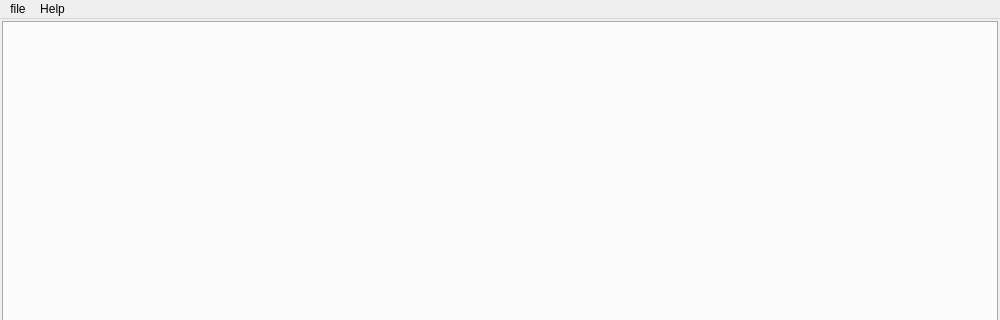
3nock/OTE, file gui/src/MainWindow.ui: the form before one commit; both pictures show x 0 to 1000 and y 0 to 320 of the 1000 by 680 pixel window.
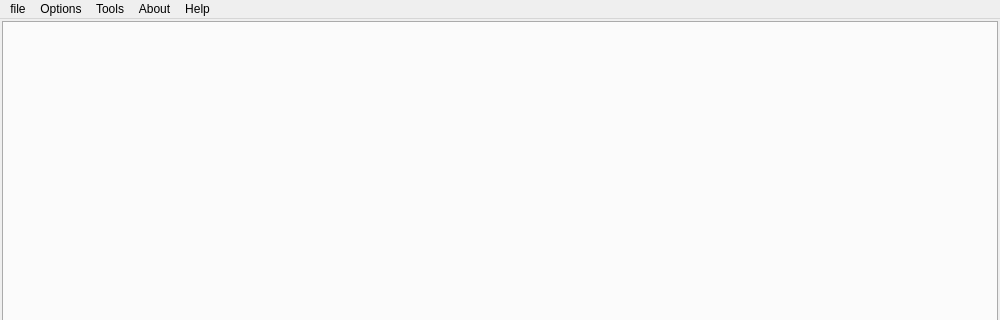
The form after the commit.

Patch:
```diff
--- a/gui/src/MainWindow.ui
+++ b/gui/src/MainWindow.ui
@@ -542,7 +542,25 @@
      <string>Help</string>
     </property>
    </widget>
+   <widget class="QMenu" name="menuTools">
+    <property name="title">
+     <string>Tools</string>
+    </property>
+   </widget>
+   <widget class="QMenu" name="menuAbout">
+    <property name="title">
+     <string>About</string>
+    </property>
+   </widget>
+   <widget class="QMenu" name="menuOptions">
+    <property name="title">
+     <string>Options</string>
+    </property>
+   </widget>
    <addaction name="menufile"/>
+   <addaction name="menuOptions"/>
+   <addaction name="menuTools"/>
+   <addaction name="menuAbout"/>
    <addaction name="menuHelp"/>
   </widget>
  </widget>
```
Left out of the diff: 20 changed lines with no effect on the pictures.
